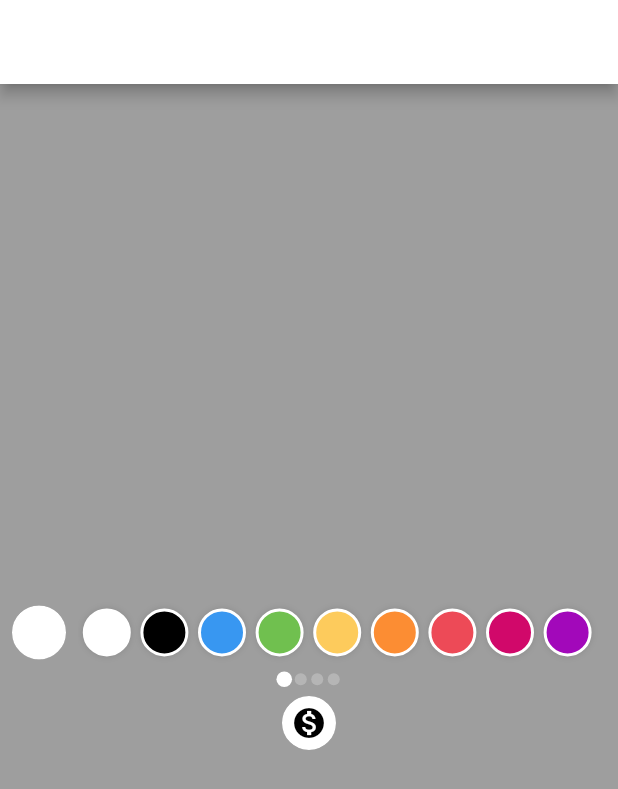
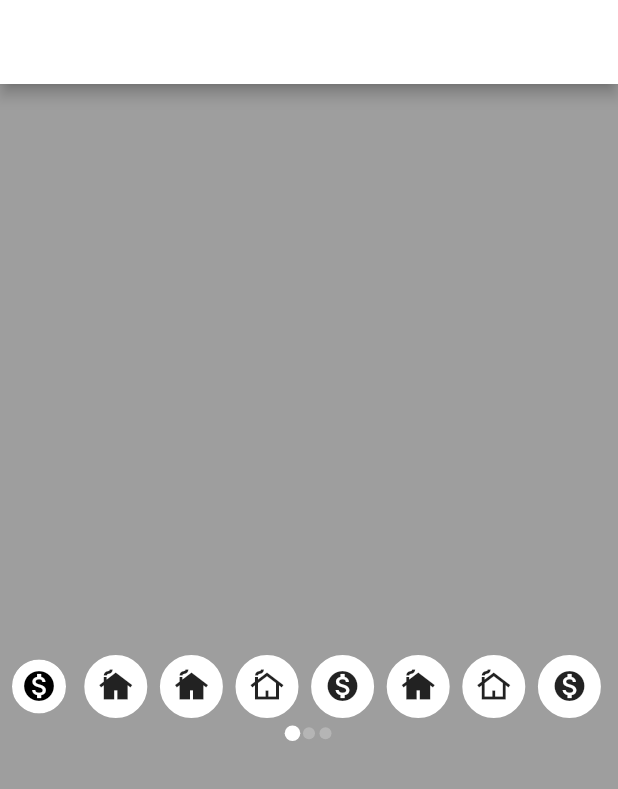
Before and after one commit to madmandd/madpicker, a Flutter app: the screen it shows after launch, on a phone screen of 412 x 824 dp. Shown: the top 789 px of the screen. Run offline on Flutter 3.47's test engine with Material 2 defaults, Android fonts, the phone set to English and light mode, and no system bars; drawn by our look-alikes of smooth_page_indicator.

```diff
--- a/example/lib/main.dart
+++ b/example/lib/main.dart
@@ -37,14 +37,8 @@ class _HomeState extends State<Home> {
       ),
       body: Center(
         child: MadColorPicker(
-          selectedColor: _color,
+          isColorPicker: false,
           selectedIcon: _iconData,
-          onColorSelected: (color) {
-            setState(() {
-              _color = color;
-              print(_color);
-            });
-          },
           onIconDataSelected: (iconData) {
             setState(() {
               _iconData = iconData;
--- a/lib/madpicker.dart
+++ b/lib/madpicker.dart
@@ -1,4 +1,4 @@
 library madpicker;
 
 export 'src/constant.dart';
-export 'src/color_picker.dart';
+export 'src/picker.dart';
--- a/lib/src/color_picker.dart
+++ b/lib/src/picker.dart
@@ -9,17 +9,19 @@ final PageController pageController = PageController(keepPage: true);
 class MadColorPicker extends StatelessWidget {
   final Color selectedColor;
   final IconData selectedIcon;
+  final bool isColorPicker;
   final IconData? iconData;
-  final Function(Color) onColorSelected;
-  final Function(IconData) onIconDataSelected;
+  final Function(Color)? onColorSelected;
+  final Function(IconData)? onIconDataSelected;
 
   const MadColorPicker({
     Key? key,
     this.selectedColor = Colors.white,
     this.selectedIcon = Icons.monetization_on,
     this.iconData,
-    required this.onColorSelected,
-    required this.onIconDataSelected,
+    this.onColorSelected,
+    this.onIconDataSelected,
+    this.isColorPicker = true,
   }) : super(key: key);
 
   @override
@@ -31,7 +33,8 @@ class MadColorPicker extends StatelessWidget {
         mainAxisAlignment: MainAxisAlignment.end,
         crossAxisAlignment: CrossAxisAlignment.center,
         children: [
-          Row(
+          isColorPicker
+              ? Row(
                   children: [
                     Padding(
                       padding: const EdgeInsets.symmetric(horizontal: 8.0),
@@ -48,26 +51,54 @@ class MadColorPicker extends StatelessWidget {
                           physics: const BouncingScrollPhysics(),
                           children: [
                             Row(
-                        children: createColors(context, Constants.colors1),
+                              children:
+                                  createColors(context, Constants.colors1),
                             ),
                             Row(
-                        children: createColors(context, Constants.colors2),
+                              children:
+                                  createColors(context, Constants.colors2),
                             ),
                             Row(
-                        children: createColors(context, Constants.colors3),
+                              children:
+                                  createColors(context, Constants.colors3),
                             ),
-                      Row(
-                        children: createIcons(context, Constants.icon1),
-                      )
                           ],
                         ),
                       ),
                     ),
                   ],
+                )
+              : Row(children: [
+                  Padding(
+                    padding: const EdgeInsets.symmetric(horizontal: 8.0),
+                    child: SelectedIcon(
+                      selectedIconData: selectedIcon,
                     ),
+                  ),
+                  Expanded(
+                    child: SizedBox(
+                      height: 52,
+                      child: PageView(
+                        controller: pageController,
+                        physics: const BouncingScrollPhysics(),
+                        children: [
+                          Row(
+                            children: createIcons(context, Constants.icon1),
+                          ),
+                          Row(
+                            children: createIcons(context, Constants.icon1),
+                          ),
+                          Row(
+                            children: createIcons(context, Constants.icon1),
+                          ),
+                        ],
+                      ),
+                    ),
+                  )
+                ]),
           SmoothPageIndicator(
             controller: pageController,
-            count: 4,
+            count: 3,
             effect: const ScrollingDotsEffect(
               spacing: 3,
               activeDotColor: Colors.white,
@@ -80,12 +111,6 @@ class MadColorPicker extends StatelessWidget {
           const SizedBox(
             height: 6,
           ),
-          Padding(
-            padding: const EdgeInsets.symmetric(horizontal: 8.0),
-            child: SelectedIcon(
-              selectedIconData: selectedIcon,
-            ),
-          )
         ],
       ),
     );
@@ -106,15 +131,12 @@ class MadColorPicker extends StatelessWidget {
               decoration: BoxDecoration(
                 color: Colors.white,
                 shape: BoxShape.circle,
-                border: Border.all(
-                  width: 2,
-                  color: Colors.white
-                ),
+                border: Border.all(width: 4, color: Colors.white),
               ),
               child: Icon(ic),
             ),
           ),
-          onTap: () => onIconDataSelected.call(ic),
+          onTap: () => onIconDataSelected!.call(ic),
         ),
     ];
   }
@@ -147,7 +169,7 @@ class MadColorPicker extends StatelessWidget {
               ),
             ),
           ),
-          onTap: () => onColorSelected.call(c),
+          onTap: () => onColorSelected!.call(c),
         )
     ];
   }
@@ -178,7 +200,12 @@ class SelectedIcon extends StatelessWidget {
     return Container(
       width: 36,
       height: 36,
-      child: selectedIconData != null ? Icon(selectedIconData, color: Colors.black,) : null,
+      child: selectedIconData != null
+          ? Icon(
+              selectedIconData,
+              color: Colors.black,
+            )
+          : null,
       decoration: BoxDecoration(
         color: Colors.white,
         shape: BoxShape.circle,
```
Also changed, not shown: 2 other files. Lines whose indentation alone changed are shown as unchanged.
